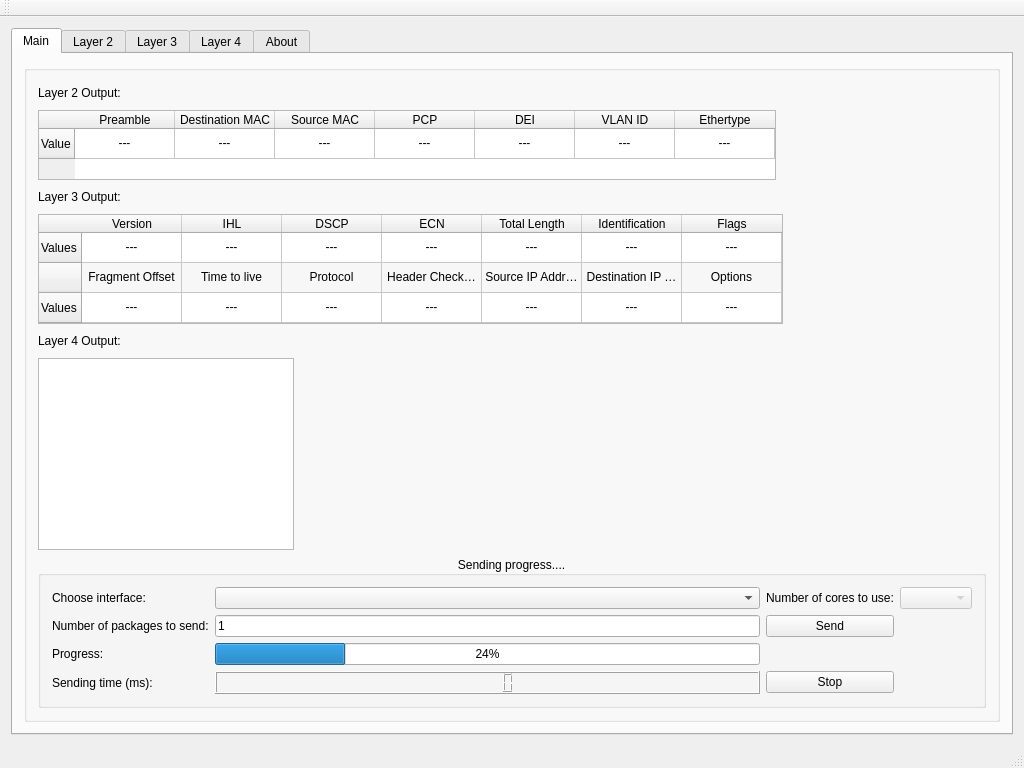
This is qt/packet-generator/mainwindow.ui in emiliancyc/packet-generator as Qt 5 draws it before an edit. The edited form follows.
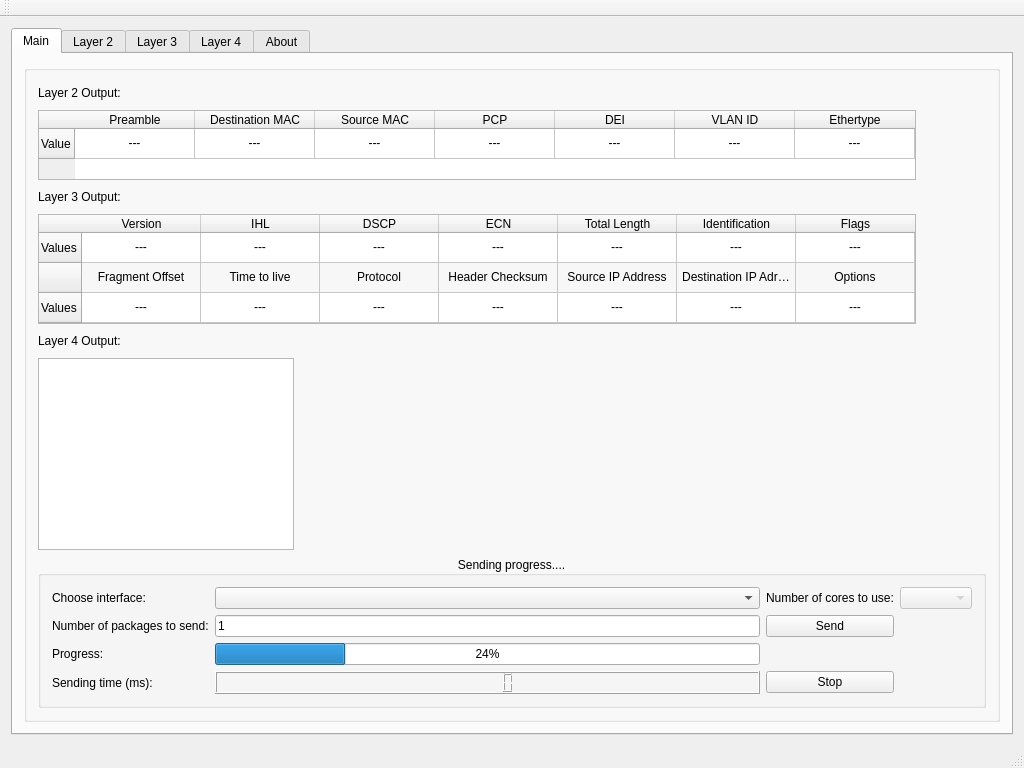
This is the edited form. The open tabs and pages were chosen to show the change.

Patch:
```diff
--- a/qt/packet-generator/mainwindow.ui
+++ b/qt/packet-generator/mainwindow.ui
@@ -102,6 +102,9 @@
              <property name="wordWrap">
               <bool>false</bool>
              </property>
+             <attribute name="horizontalHeaderDefaultSectionSize">
+              <number>119</number>
+             </attribute>
              <row>
               <property name="text">
                <string>Values</string>
@@ -399,9 +402,33 @@
              <property name="editTriggers">
               <set>QAbstractItemView::NoEditTriggers</set>
              </property>
+             <property name="tabKeyNavigation">
+              <bool>false</bool>
+             </property>
+             <property name="showDropIndicator" stdset="0">
+              <bool>false</bool>
+             </property>
+             <property name="dragDropOverwriteMode">
+              <bool>false</bool>
+             </property>
+             <property name="alternatingRowColors">
+              <bool>false</bool>
+             </property>
+             <property name="wordWrap">
+              <bool>false</bool>
+             </property>
              <property name="columnCount">
               <number>7</number>
              </property>
+             <attribute name="horizontalHeaderDefaultSectionSize">
+              <number>120</number>
+             </attribute>
+             <attribute name="horizontalHeaderMinimumSectionSize">
+              <number>30</number>
+             </attribute>
+             <attribute name="verticalHeaderMinimumSectionSize">
+              <number>13</number>
+             </attribute>
              <row>
               <property name="text">
                <string>Value</string>
```
Left out of the diff: 5 changed lines with no effect on the pictures.
